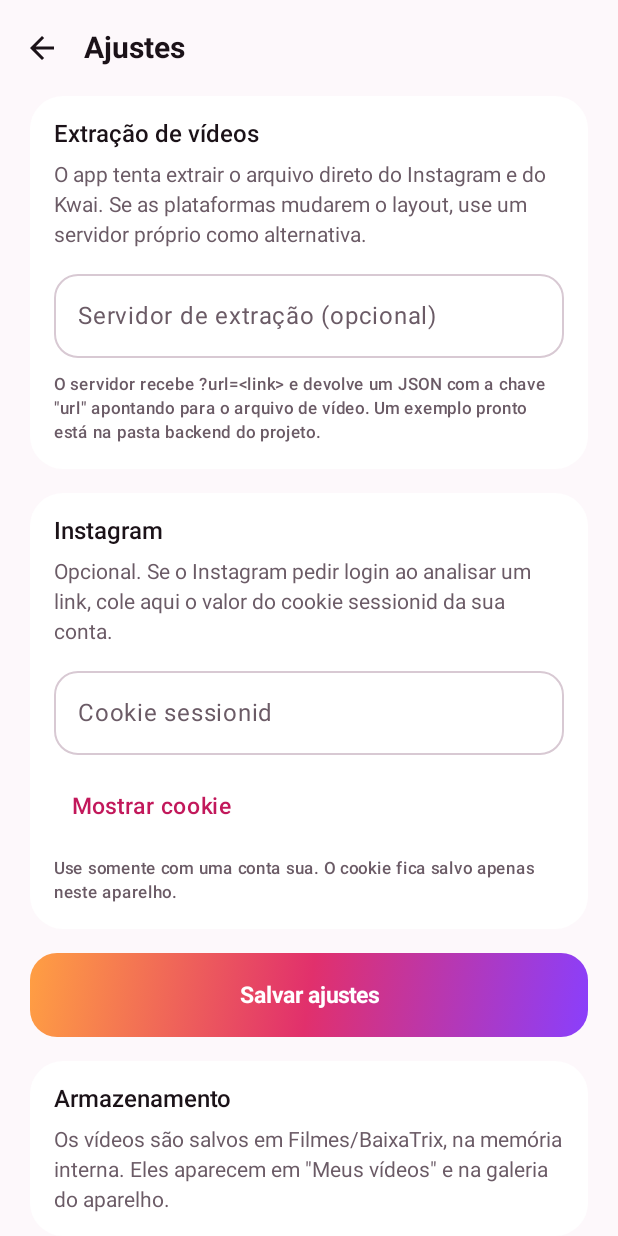
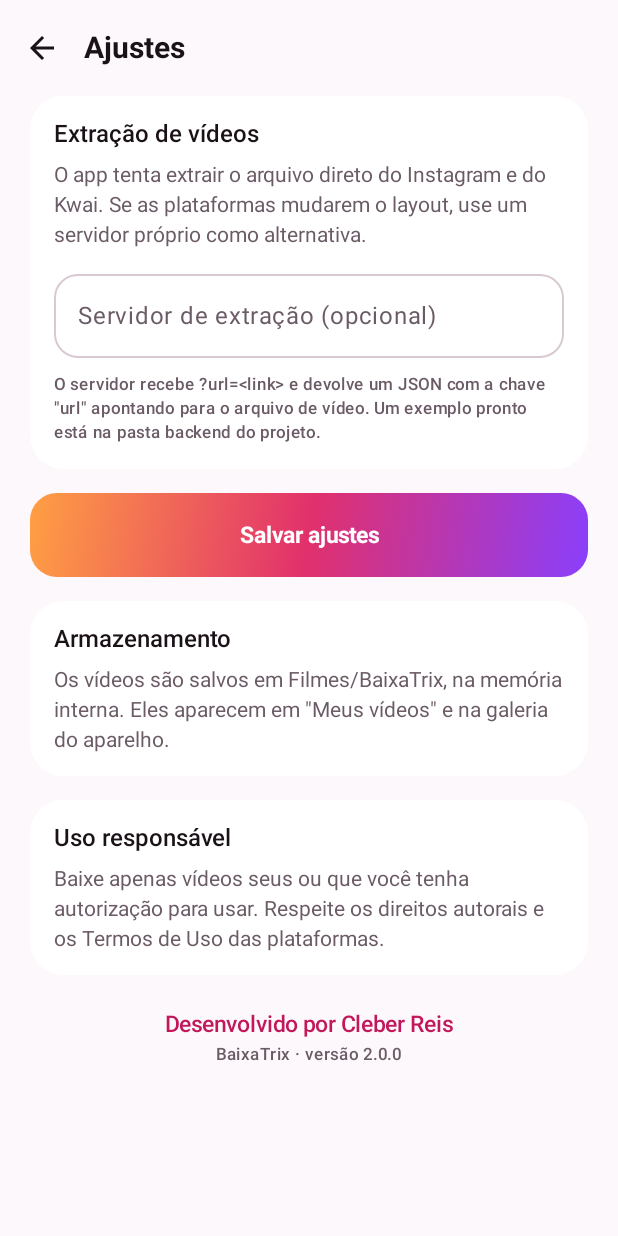
Before and after one commit to clebersys/baixatrix, an Android app built with Jetpack Compose: the screen it shows after launch (MainActivity), after a tap on "Ajustes", on a phone screen of 412 x 824 dp. Run offline under Robolectric (Android 15) with nearby library versions, the phone set to English and light mode, and no system bars; libraries missing offline, so code that uses them is left out: coil.decode.

Commit message:
Remove manual Instagram session cookie option

```diff
--- a/app/src/main/java/com/cleber/baixatrix/data/DownloadRepository.kt
+++ b/app/src/main/java/com/cleber/baixatrix/data/DownloadRepository.kt
@@ -35,8 +35,7 @@ class DownloadRepository(private val context: Context) {
 
     fun download(
         media: ResolvedMedia,
-        variant: VideoVariant,
-        cookie: String?
+        variant: VideoVariant
     ): Flow<State> = flow {
         val fileName = fileNameFor(media)
         val relativePath = "$FOLDER_NAME/$fileName"
@@ -50,7 +49,7 @@ class DownloadRepository(private val context: Context) {
             .setAllowedOverRoaming(false)
             .setDestinationInExternalPublicDir(Environment.DIRECTORY_MOVIES, relativePath)
 
-        media.requestHeaders(cookie).forEach { (key, value) ->
+        media.requestHeaders().forEach { (key, value) ->
             runCatching { request.addRequestHeader(key, value) }
         }
 
--- a/app/src/main/java/com/cleber/baixatrix/data/MediaRepository.kt
+++ b/app/src/main/java/com/cleber/baixatrix/data/MediaRepository.kt
@@ -25,7 +25,7 @@ class MediaRepository(private val settings: SettingsStore) {
         var friendly: String? = null
 
         val nativeResolvers: List<PlatformResolver> = when (platform) {
-            Platform.INSTAGRAM -> listOf(InstagramResolver(config.instagramCookie.ifBlank { null }))
+            Platform.INSTAGRAM -> listOf(InstagramResolver())
             Platform.KWAI -> listOf(KwaiResolver())
             Platform.OTHER -> emptyList()
         }
--- a/app/src/main/java/com/cleber/baixatrix/data/SettingsStore.kt
+++ b/app/src/main/java/com/cleber/baixatrix/data/SettingsStore.kt
@@ -15,12 +15,11 @@ import java.io.IOException
 
 private val Context.dataStore: DataStore<Preferences> by preferencesDataStore(name = "baixatrix_settings")
 
-/** Preferências do app: servidor de extração opcional e cookie do Instagram. */
+/** Preferências do app: endereço do servidor de extração opcional. */
 class SettingsStore(private val context: Context) {
 
     data class Settings(
-        val resolverUrl: String = "",
-        val instagramCookie: String = ""
+        val resolverUrl: String = ""
     )
 
     val settings: Flow<Settings> = context.dataStore.data
@@ -29,8 +28,7 @@ class SettingsStore(private val context: Context) {
         }
         .map { prefs ->
             Settings(
-                resolverUrl = prefs[Keys.RESOLVER_URL].orEmpty(),
-                instagramCookie = prefs[Keys.INSTAGRAM_COOKIE].orEmpty()
+                resolverUrl = prefs[Keys.RESOLVER_URL].orEmpty()
             )
         }
 
@@ -40,12 +38,7 @@ class SettingsStore(private val context: Context) {
         context.dataStore.edit { it[Keys.RESOLVER_URL] = value.trim() }
     }
 
-    suspend fun setInstagramCookie(value: String) {
-        context.dataStore.edit { it[Keys.INSTAGRAM_COOKIE] = value.trim() }
-    }
-
     private object Keys {
         val RESOLVER_URL = stringPreferencesKey("resolver_url")
-        val INSTAGRAM_COOKIE = stringPreferencesKey("instagram_cookie")
     }
 }
--- a/app/src/main/java/com/cleber/baixatrix/net/Http.kt
+++ b/app/src/main/java/com/cleber/baixatrix/net/Http.kt
@@ -26,11 +26,6 @@ object Http {
 
     const val GOOGLEBOT_UA =
         "Mozilla/5.0 (compatible; Googlebot/2.1; +http://www.google.com/bot.html)"
-
-    const val INSTAGRAM_APP_UA =
-        "Instagram 219.0.0.12.117 Android (33/13; 420dpi; 1080x2400; samsung; SM-G991B; o1s; exynos2100; pt_BR; 346146493)"
-
-    const val INSTAGRAM_APP_ID = "936619743392459"
 
     val client: OkHttpClient by lazy {
         OkHttpClient.Builder()
--- a/app/src/main/java/com/cleber/baixatrix/ui/HomeViewModel.kt
+++ b/app/src/main/java/com/cleber/baixatrix/ui/HomeViewModel.kt
@@ -8,7 +8,6 @@ import androidx.lifecycle.viewModelScope
 import com.cleber.baixatrix.BaixaTrixApplication
 import com.cleber.baixatrix.data.DownloadRepository
 import com.cleber.baixatrix.data.MediaRepository
-import com.cleber.baixatrix.data.SettingsStore
 import com.cleber.baixatrix.data.model.ResolveException
 import com.cleber.baixatrix.data.model.ResolvedMedia
 import com.cleber.baixatrix.data.processing.VideoSplitter
@@ -53,7 +52,6 @@ class HomeViewModel(application: Application) : AndroidViewModel(application) {
     private val app = application as BaixaTrixApplication
     private val mediaRepository = MediaRepository(app.settings)
     private val downloadRepository = DownloadRepository(application)
-    private val settings: SettingsStore = app.settings
 
     private val _state = MutableStateFlow(HomeUiState())
     val state = _state.asStateFlow()
@@ -181,8 +179,7 @@ class HomeViewModel(application: Application) : AndroidViewModel(application) {
                 )
             }
 
-            val cookie = runCatching { settings.current().instagramCookie }.getOrDefault("")
-            downloadRepository.download(media, variant, cookie.ifBlank { null }).collect { downloadState ->
+            downloadRepository.download(media, variant).collect { downloadState ->
                 when (downloadState) {
                     is DownloadRepository.State.Running -> _state.update {
                         it.copy(downloadProgress = downloadState.progress)
--- a/app/src/main/java/com/cleber/baixatrix/ui/SettingsScreen.kt
+++ b/app/src/main/java/com/cleber/baixatrix/ui/SettingsScreen.kt
@@ -25,7 +25,6 @@ import androidx.compose.material3.SnackbarHost
 import androidx.compose.material3.SnackbarHostState
 import androidx.compose.material3.Surface
 import androidx.compose.material3.Text
-import androidx.compose.material3.TextButton
 import androidx.compose.material3.TopAppBar
 import androidx.compose.material3.TopAppBarDefaults
 import androidx.compose.runtime.Composable
@@ -40,8 +39,6 @@ import androidx.compose.ui.graphics.Color
 import androidx.compose.ui.platform.LocalContext
 import androidx.compose.ui.text.input.ImeAction
 import androidx.compose.ui.text.input.KeyboardType
-import androidx.compose.ui.text.input.PasswordVisualTransformation
-import androidx.compose.ui.text.input.VisualTransformation
 import androidx.compose.ui.unit.dp
 import androidx.lifecycle.compose.collectAsStateWithLifecycle
 import com.cleber.baixatrix.BaixaTrixApplication
@@ -62,8 +59,6 @@ fun SettingsScreen(onBack: () -> Unit) {
     )
 
     var resolverUrl by remember(saved.resolverUrl) { mutableStateOf(saved.resolverUrl) }
-    var cookie by remember(saved.instagramCookie) { mutableStateOf(saved.instagramCookie) }
-    var showCookie by remember { mutableStateOf(false) }
 
     Scaffold(
         containerColor = MaterialTheme.colorScheme.background,
@@ -114,44 +109,11 @@ fun SettingsScreen(onBack: () -> Unit) {
                 )
             }
 
-            SettingsCard(
-                title = "Instagram",
-                description = "Opcional. Se o Instagram pedir login ao analisar um link, cole aqui o " +
-                    "valor do cookie sessionid da sua conta."
-            ) {
-                OutlinedTextField(
-                    value = cookie,
-                    onValueChange = { cookie = it },
-                    modifier = Modifier.fillMaxWidth(),
-                    label = { Text("Cookie sessionid") },
-                    singleLine = true,
-                    shape = RoundedCornerShape(16.dp),
-                    visualTransformation = if (showCookie) {
-                        VisualTransformation.None
-                    } else {
-                        PasswordVisualTransformation()
-                    },
-                    keyboardOptions = KeyboardOptions(
-                        keyboardType = KeyboardType.Password,
-                        imeAction = ImeAction.Done
-                    )
-                )
-                TextButton(onClick = { showCookie = !showCookie }) {
-                    Text(if (showCookie) "Ocultar cookie" else "Mostrar cookie")
-                }
-                Text(
-                    text = "Use somente com uma conta sua. O cookie fica salvo apenas neste aparelho.",
-                    style = MaterialTheme.typography.labelSmall,
-                    color = MaterialTheme.colorScheme.onSurfaceVariant
-                )
-            }
-
             GradientButton(
                 text = "Salvar ajustes",
                 onClick = {
                     scope.launch {
                         app.settings.setResolverUrl(resolverUrl)
-                        app.settings.setInstagramCookie(cookie)
                         snackbarHostState.showSnackbar("Ajustes salvos.")
                     }
                 }
```
Also changed, not shown: app/src/main/java/com/cleber/baixatrix/data/model/ResolvedMedia.kt (+2 -6 lines), app/src/main/java/com/cleber/baixatrix/data/resolver/InstagramResolver.kt (+11 -139 lines), 4 other files.
